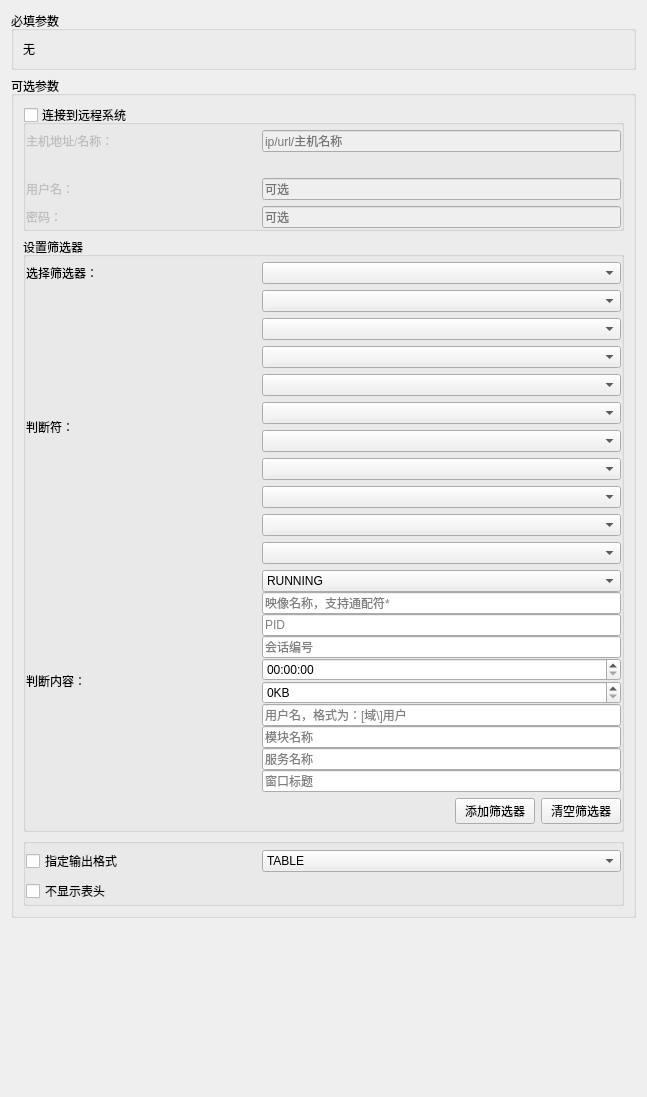
doasyourself/EasyCmd, file src/EasyCmd/CmdEditors/TaskkillEditor.ui: the form before one commit.
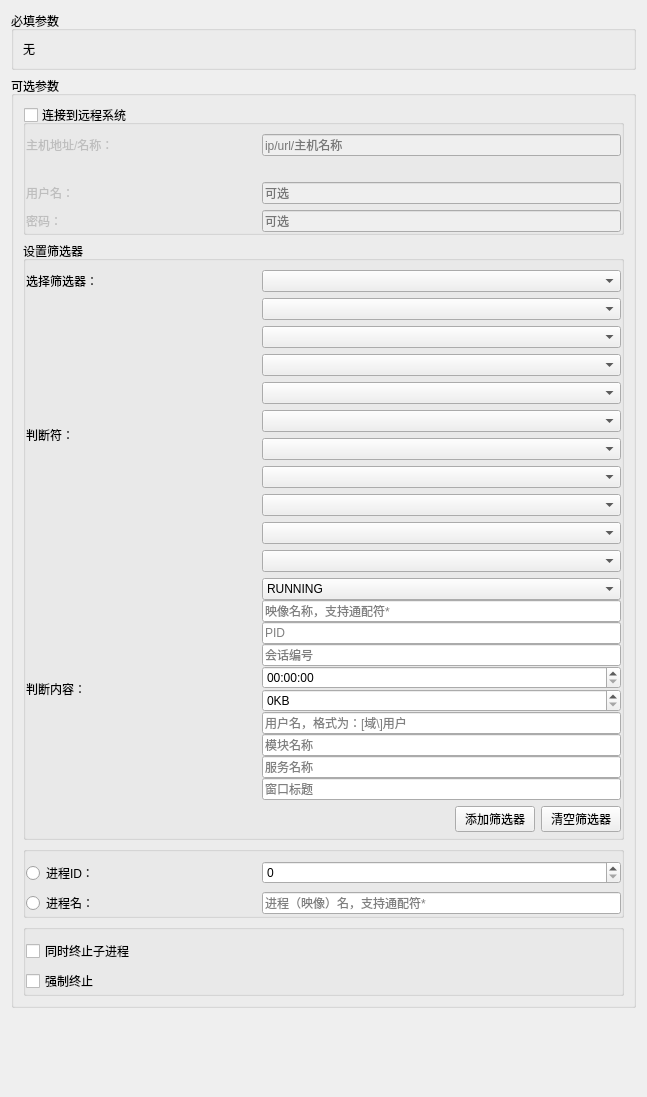
The form after the commit.

Commit message: 基本完成taskkill

The edit to the form file:
```diff
--- a/src/EasyCmd/CmdEditors/TaskkillEditor.ui
+++ b/src/EasyCmd/CmdEditors/TaskkillEditor.ui
@@ -58,7 +58,7 @@
           <number>0</number>
          </property>
          <property name="topMargin">
-          <number>5</number>
+          <number>9</number>
          </property>
          <property name="rightMargin">
           <number>0</number>
@@ -124,6 +124,9 @@
            </item>
            <item row="3" column="1">
             <widget class="QLineEdit" name="lineEdit_option_p">
+             <property name="echoMode">
+              <enum>QLineEdit::PasswordEchoOnEdit</enum>
+             </property>
              <property name="placeholderText">
               <string>可选</string>
              </property>
@@ -192,7 +195,7 @@
           <number>0</number>
          </property>
          <property name="topMargin">
-          <number>5</number>
+          <number>9</number>
          </property>
          <property name="rightMargin">
           <number>0</number>
@@ -481,7 +484,7 @@
           <number>0</number>
          </property>
          <property name="topMargin">
-          <number>5</number>
+          <number>9</number>
          </property>
          <property name="rightMargin">
           <number>0</number>
@@ -494,61 +497,98 @@
            <property name="topMargin">
             <number>0</number>
            </property>
-           <item row="1" column="0">
-            <widget class="QCheckBox" name="checkBox_option_nh">
-             <property name="minimumSize">
-              <size>
-               <width>230</width>
-               <height>0</height>
-              </size>
-             </property>
-             <property name="maximumSize">
-              <size>
-               <width>230</width>
-               <height>16777215</height>
-              </size>
-             </property>
-             <property name="text">
-              <string>不显示表头</string>
-             </property>
-            </widget>
-           </item>
-           <item row="0" column="0">
-            <widget class="QCheckBox" name="checkBox_option_fo">
-             <property name="minimumSize">
-              <size>
-               <width>230</width>
-               <height>0</height>
-              </size>
-             </property>
-             <property name="maximumSize">
-              <size>
-               <width>230</width>
-               <height>16777215</height>
-              </size>
-             </property>
-             <property name="text">
-              <string>指定输出格式</string>
+           <item row="1" column="1">
+            <widget class="QLineEdit" name="lineEdit_option_value_im">
+             <property name="placeholderText">
+              <string>进程（映像）名，支持通配符*</string>
              </property>
             </widget>
            </item>
            <item row="0" column="1">
-            <widget class="QComboBox" name="comboBox_option_fo">
-             <item>
-              <property name="text">
-               <string>TABLE</string>
-              </property>
-             </item>
-             <item>
-              <property name="text">
-               <string>LIST</string>
-              </property>
-             </item>
-             <item>
-              <property name="text">
-               <string>CSV</string>
-              </property>
-             </item>
+            <widget class="QSpinBox" name="spinBox_option_value_pid">
+             <property name="maximum">
+              <number>1000000000</number>
+             </property>
+            </widget>
+           </item>
+           <item row="0" column="0">
+            <widget class="QRadioButton" name="radioButton_option_pid">
+             <property name="minimumSize">
+              <size>
+               <width>230</width>
+               <height>0</height>
+              </size>
+             </property>
+             <property name="maximumSize">
+              <size>
+               <width>230</width>
+               <height>16777215</height>
+              </size>
+             </property>
+             <property name="text">
+              <string>进程ID：</string>
+             </property>
+            </widget>
+           </item>
+           <item row="1" column="0">
+            <widget class="QRadioButton" name="radioButton_option_im">
+             <property name="minimumSize">
+              <size>
+               <width>230</width>
+               <height>0</height>
+              </size>
+             </property>
+             <property name="maximumSize">
+              <size>
+               <width>230</width>
+               <height>16777215</height>
+              </size>
+             </property>
+             <property name="text">
+              <string>进程名：</string>
+             </property>
+            </widget>
+           </item>
+          </layout>
+         </item>
+        </layout>
+       </widget>
+      </item>
+      <item>
+       <widget class="QGroupBox" name="groupBox_option_other">
+        <property name="title">
+         <string/>
+        </property>
+        <property name="flat">
+         <bool>true</bool>
+        </property>
+        <layout class="QVBoxLayout" name="verticalLayout_5">
+         <property name="leftMargin">
+          <number>0</number>
+         </property>
+         <property name="topMargin">
+          <number>9</number>
+         </property>
+         <property name="rightMargin">
+          <number>0</number>
+         </property>
+         <property name="bottomMargin">
+          <number>0</number>
+         </property>
+         <item>
+          <layout class="QGridLayout" name="gridLayout_2">
+           <item row="0" column="0">
+            <widget class="QCheckBox" name="checkBox_option_t">
+             <property name="text">
+              <string>同时终止子进程</string>
+             </property>
+            </widget>
+           </item>
+           <item row="1" column="0">
+            <widget class="QCheckBox" name="checkBox_option_f">
+             <property name="text">
+              <string>强制终止</string>
+             </property>
             </widget>
            </item>
           </layout>
```
The commit also changes 5 other files.
